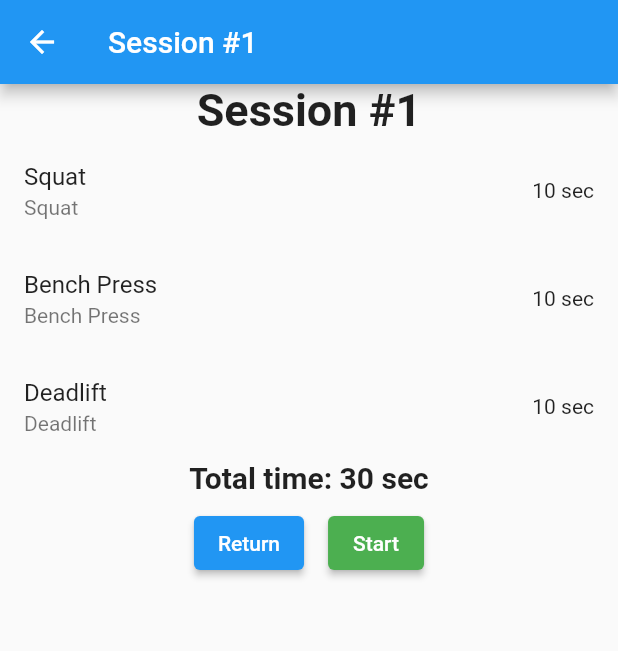
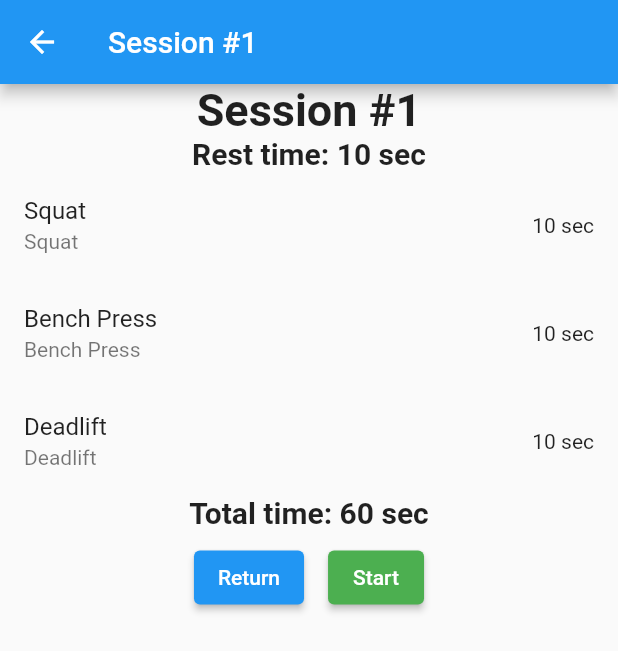
Before and after one commit to dmitrii-cernev/Seqxercise, a Flutter app: the screen it shows after launch, after a tap on "Session #1", on a phone screen of 412 x 824 dp. Shown: the top 651 px of the screen. Run offline on Flutter 3.47's test engine with Material 2 defaults, Android fonts, the phone set to English and light mode, and no system bars.

Commit message:
add rest time

```diff
--- a/lib/model/training_session.dart
+++ b/lib/model/training_session.dart
@@ -3,16 +3,20 @@ import 'exercise_unit.dart';
 class TrainingSession {
   String name;
   List<ExerciseUnit> exercises;
+  int restTime;
 
   TrainingSession({
     required this.name,
     required this.exercises,
+    required this.restTime,
   });
 
   TrainingSession.fromJson(Map<String, dynamic> json)
       : name = json['name'],
-        exercises = json['exercises'];
+        exercises = json['exercises'],
+        restTime = json['restTime'];
 
   get totalTime => exercises.fold(
-      0, (previousValue, element) => previousValue + element.leadTime);
+      0, (previousValue, element) => previousValue + element.leadTime) +
+      restTime * exercises.length;
 }
--- a/lib/screen/training_session_screen.dart
+++ b/lib/screen/training_session_screen.dart
@@ -58,7 +58,13 @@ class TrainingSessionDetailedInfoScreen extends StatelessWidget {
       body: Center(
         child: Column(
           children: [
-            Text(trainingSession.name, style: const TextStyle(fontSize: 30, fontWeight: FontWeight.bold)),
+            Text(trainingSession.name,
+                style:
+                    const TextStyle(fontSize: 30, fontWeight: FontWeight.bold)),
+            Text(
+              'Rest time: ${trainingSession.restTime} sec',
+              style: const TextStyle(fontSize: 20, fontWeight: FontWeight.bold),
+            ),
             ListView(
                 shrinkWrap: true,
                 children: trainingSession.exercises.map((exercise) {
@@ -104,18 +110,25 @@ class TrainingSessionDetailedInfoScreen extends StatelessWidget {
 
 List<TrainingSession> getTrainingSessions() {
   return [
-    TrainingSession(name: 'Session #1', exercises: [
+    TrainingSession(
+        name: 'Session #1',
+        exercises: [
           ExerciseUnit(name: 'Squat', description: 'Squat', leadTime: 10),
           ExerciseUnit(
               name: 'Bench Press', description: 'Bench Press', leadTime: 10),
           ExerciseUnit(name: 'Deadlift', description: 'Deadlift', leadTime: 10),
-    ]),
-    TrainingSession(name: 'Session #2', exercises: [
+        ],
+        restTime: 10),
+    TrainingSession(
+        name: 'Session #2',
+        exercises: [
           ExerciseUnit(name: 'Squat', description: 'Squat', leadTime: 10),
           ExerciseUnit(
               name: 'Dumbel Press', description: 'Dumbel Press', leadTime: 10),
           ExerciseUnit(name: 'Deadlift', description: 'Deadlift', leadTime: 10),
-      ExerciseUnit(name: "Pull ups", description: "Podtegivanya", leadTime: 15),
-    ]),
+          ExerciseUnit(
+              name: "Pull ups", description: "Podtegivanya", leadTime: 15),
+        ],
+        restTime: 10),
   ];
 }
```
Lines whose indentation alone changed are shown as unchanged.
